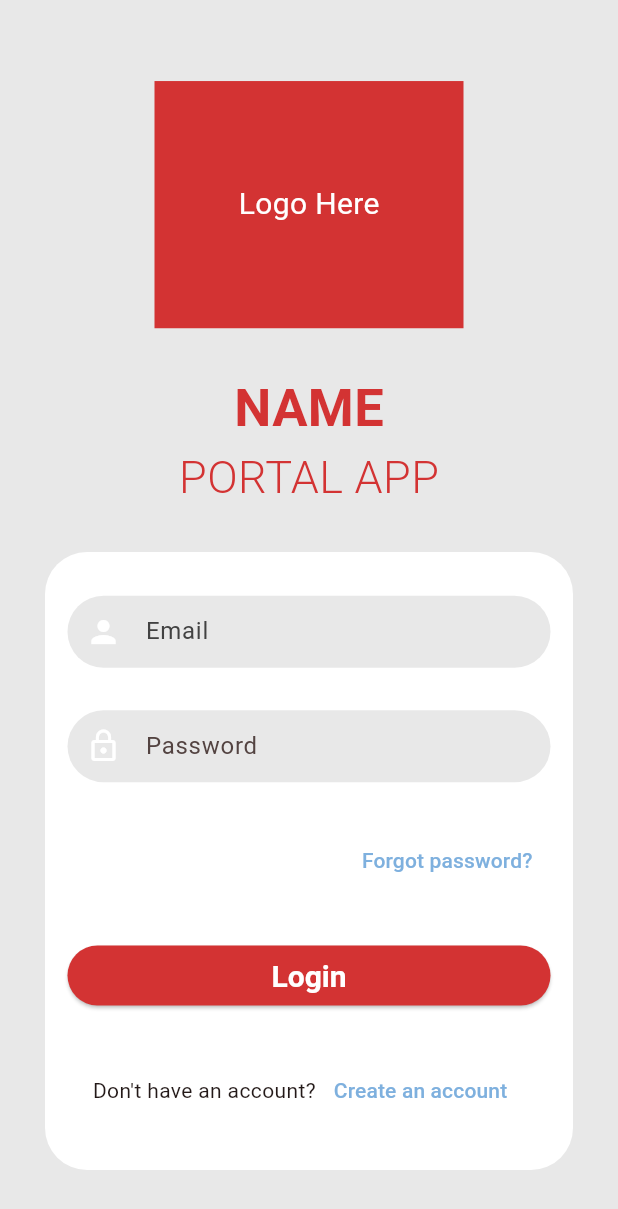
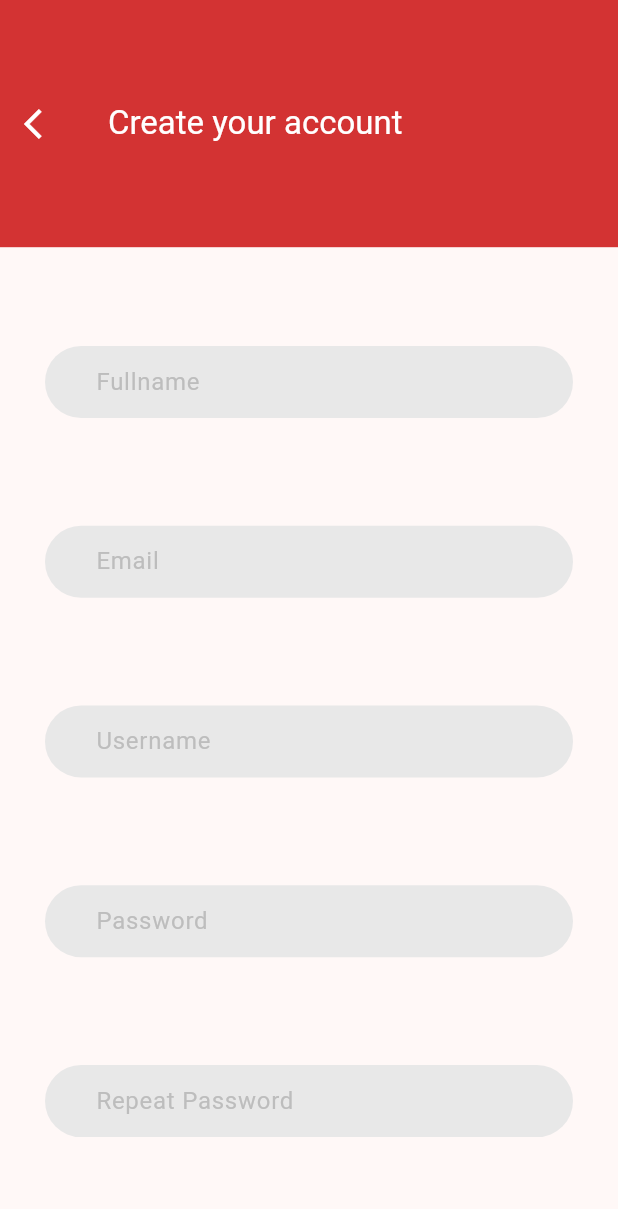
Before and after one commit to Bipoeman/Softdev-2-Group-1-Frontend, a Flutter app: the screen it shows after launch, after a tap on "Create an account", on a phone screen of 412 x 824 dp. Shown: the top 1209 px of the screen. Run offline on Flutter 3.47's test engine with Material 3 defaults, Android fonts, the phone set to English and light mode, and no system bars.

Commit message:
Register Draft

```diff
--- a/lib/User/login.dart
+++ b/lib/User/login.dart
@@ -1,7 +1,7 @@
 import "package:flutter/material.dart";
 
-Color backgroundColor = Color(0xffe8e8e8);
-Color mainColor = Color(0xffd33333);
+const Color backgroundColor = Color(0xffe8e8e8);
+const Color mainColor = Color(0xffd33333);
 
 class LoginPage extends StatefulWidget {
   const LoginPage({super.key});
@@ -30,7 +30,7 @@ class _LoginPageState extends State<LoginPage> {
                       margin: const EdgeInsets.fromLTRB(0, 40, 0, 0),
                       height: size.height * 0.2,
                       width: size.width * 0.5,
-                      decoration: BoxDecoration(
+                      decoration: const BoxDecoration(
                         color: mainColor,
                       ),
                       child: const Text(
@@ -41,7 +41,7 @@ class _LoginPageState extends State<LoginPage> {
                         ),
                       ),
                     ),
-                    Column(
+                    const Column(
                       children: [
                         Text(
                           "NAME",
@@ -62,10 +62,10 @@ class _LoginPageState extends State<LoginPage> {
                       ],
                     ),
                     Container(
-                      padding: const EdgeInsets.all(15),
+                      padding: const EdgeInsets.all(20),
                       margin: const EdgeInsets.fromLTRB(30, 0, 30, 30),
                       width: double.infinity,
-                      height: size.height * 0.5,
+                      height: size.height * 0.4,
                       decoration: BoxDecoration(
                         borderRadius: BorderRadius.circular(28),
                         color: Colors.white,
@@ -78,7 +78,7 @@ class _LoginPageState extends State<LoginPage> {
                             decoration: InputDecoration(
                               fillColor: backgroundColor,
                               filled: true,
-                              labelStyle: TextStyle(color: Colors.grey[800]),
+                              labelStyle: TextStyle(color: Colors.grey[400]),
                               contentPadding:
                                   const EdgeInsets.fromLTRB(30, 0, 5, 0),
                               labelText: "Email",
@@ -96,6 +96,7 @@ class _LoginPageState extends State<LoginPage> {
                             decoration: InputDecoration(
                               fillColor: backgroundColor,
                               filled: true,
+                              labelStyle: TextStyle(color: Colors.grey[400]),
                               contentPadding:
                                   const EdgeInsets.fromLTRB(30, 0, 5, 0),
                               labelText: "Password",
@@ -117,7 +118,7 @@ class _LoginPageState extends State<LoginPage> {
                               onPressed: () {},
                             ),
                           ),
-                          Container(
+                          SizedBox(
                             width: double.infinity,
                             child: ElevatedButton(
                               style: ElevatedButton.styleFrom(
@@ -138,7 +139,9 @@ class _LoginPageState extends State<LoginPage> {
                             children: [
                               const Text("Don't have an account?"),
                               TextButton(
-                                onPressed: () {},
+                                onPressed: () {
+                                  Navigator.pushNamed(context, '/register');
+                                },
                                 child: const Text(
                                   "Create an account",
                                   style: TextStyle(
--- /dev/null
+++ b/lib/User/register.dart
@@ -0,0 +1,88 @@
+import 'package:flutter/material.dart';
+
+const Color backgroundColor = Color(0xffe8e8e8);
+const Color mainColor = Color(0xffd33333);
+
+TextFormField textField({
+  required String labelText,
+  required Color fillColor,
+  Icon? icon,
+  bool? obscureText,
+  TextInputType? inputType,
+}) {
+  return TextFormField(
+    keyboardType: inputType,
+    obscureText: obscureText??false,
+    decoration: InputDecoration(
+      fillColor: fillColor,
+      filled: true,
+      labelStyle: TextStyle(color: Colors.grey[400]),
+      contentPadding: const EdgeInsets.fromLTRB(30, 0, 5, 0),
+      labelText: labelText,
+      prefixIconColor: Colors.white,
+      prefixIcon: icon,
+      border: OutlineInputBorder(
+        borderRadius: BorderRadius.circular(40),
+        borderSide: BorderSide.none,
+      ),
+    ),
+  );
+}
+
+class RegisterPage extends StatefulWidget {
+  const RegisterPage({super.key});
+
+  @override
+  State<RegisterPage> createState() => _RegisterPageState();
+}
+
+class _RegisterPageState extends State<RegisterPage> {
+  @override
+  Widget build(BuildContext context) {
+    Size size = MediaQuery.of(context).size;
+    return SafeArea(
+      child: Scaffold(
+        appBar: AppBar(
+          toolbarHeight: size.height * 0.2,
+          title: const Text(
+            "Create your account",
+            style: TextStyle(
+              color: Colors.white,
+            ),
+          ),
+          backgroundColor: mainColor,
+          leading: GestureDetector(
+            child: const Icon(
+              Icons.arrow_back_ios,
+              color: Colors.white,
+            ),
+            onTap: () {
+              // Navigator.popAndPushNamed(context, "/login");
+              Navigator.pop(context);
+            },
+          ),
+        ),
+        body: Padding(
+          padding: EdgeInsets.all(30),
+          child: CustomScrollView(
+            slivers: [
+              SliverFillRemaining(
+                hasScrollBody: false,
+                child: Column(
+                  mainAxisAlignment: MainAxisAlignment.spaceAround,
+                  children: [
+                    textField(labelText: "Fullname", fillColor: backgroundColor),
+                    textField(labelText: "Email", fillColor: backgroundColor,inputType: TextInputType.emailAddress),
+                    textField(labelText: "Username", fillColor: backgroundColor),
+                    textField(labelText: "Password", fillColor: backgroundColor,obscureText: true),
+                    textField(labelText: "Repeat Password", fillColor: backgroundColor,obscureText: true),
+                  ],
+                ),
+              )
+            ],
+          ),
+        ),
+      ),
+    );
+  }
+}
--- a/lib/main.dart
+++ b/lib/main.dart
@@ -1,5 +1,6 @@
 import 'package:flutter/material.dart';
 import 'package:super_app_group_1/User/login.dart';
+import 'package:super_app_group_1/User/register.dart';
 
 ThemeData mainTheme = ThemeData(
   colorScheme:
@@ -29,6 +30,7 @@
       initialRoute: "/login",
       routes: {
         "/login": (context) => const LoginPage(),
+        "/register" : (context) => const RegisterPage()
       },
       title: "Super App Group 1",
       theme: mainTheme,
```
